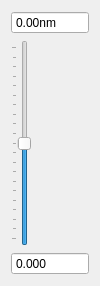
The window that qt-frontend/widgets/SpectralColorPicker/spectralslider.ui (phresnel/picogen) describes before a commit, drawn with Qt 5.
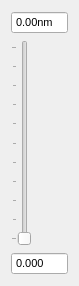
The same window after the commit.

```diff
--- a/qt-frontend/widgets/SpectralColorPicker/spectralslider.ui
+++ b/qt-frontend/widgets/SpectralColorPicker/spectralslider.ui
@@ -6,16 +6,33 @@
    <rect>
     <x>0</x>
     <y>0</y>
-    <width>82</width>
+    <width>75</width>
     <height>286</height>
    </rect>
   </property>
+  <property name="sizePolicy">
+   <sizepolicy hsizetype="Preferred" vsizetype="Preferred">
+    <horstretch>0</horstretch>
+    <verstretch>0</verstretch>
+   </sizepolicy>
+  </property>
   <property name="windowTitle">
    <string>Form</string>
   </property>
   <layout class="QVBoxLayout" name="verticalLayout">
    <item>
     <widget class="QDoubleSpinBox" name="wavelength">
+     <property name="sizePolicy">
+      <sizepolicy hsizetype="Preferred" vsizetype="Fixed">
+       <horstretch>0</horstretch>
+       <verstretch>0</verstretch>
+      </sizepolicy>
+     </property>
+     <property name="font">
+      <font>
+       <pointsize>8</pointsize>
+      </font>
+     </property>
      <property name="frame">
       <bool>true</bool>
      </property>
@@ -33,7 +50,7 @@
    <item>
     <widget class="QSlider" name="verticalSlider">
      <property name="minimum">
-      <number>-100</number>
+      <number>0</number>
      </property>
      <property name="maximum">
       <number>100</number>
@@ -48,6 +65,17 @@
    </item>
    <item>
     <widget class="QDoubleSpinBox" name="amplitude">
+     <property name="sizePolicy">
+      <sizepolicy hsizetype="Preferred" vsizetype="Fixed">
+       <horstretch>0</horstretch>
+       <verstretch>0</verstretch>
+      </sizepolicy>
+     </property>
+     <property name="font">
+      <font>
+       <pointsize>8</pointsize>
+      </font>
+     </property>
      <property name="frame">
       <bool>true</bool>
      </property>
@@ -58,7 +86,7 @@
       <number>3</number>
      </property>
      <property name="minimum">
-      <double>-1.000000000000000</double>
+      <double>0.000000000000000</double>
      </property>
      <property name="maximum">
       <double>1.000000000000000</double>
```
